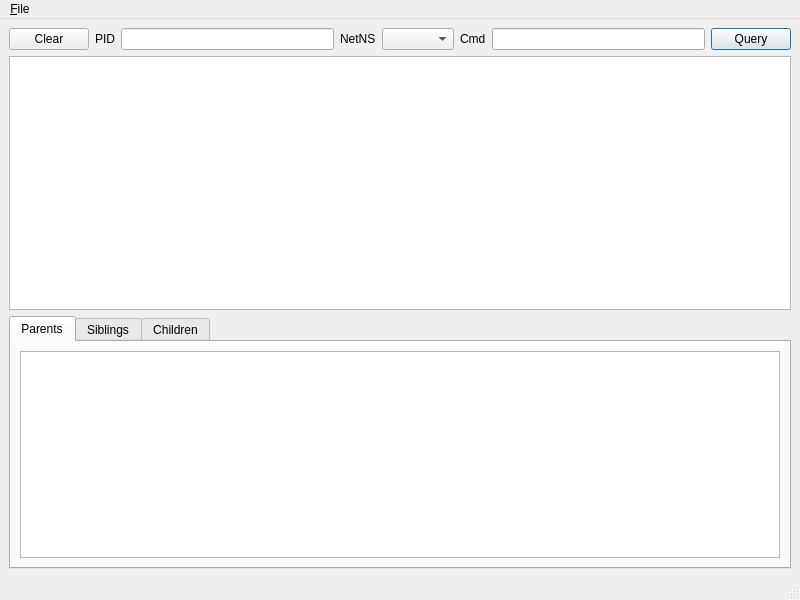
Above: gui/procwatch.ui from kellyjf/procwatch before the change. Below: the same form after it.
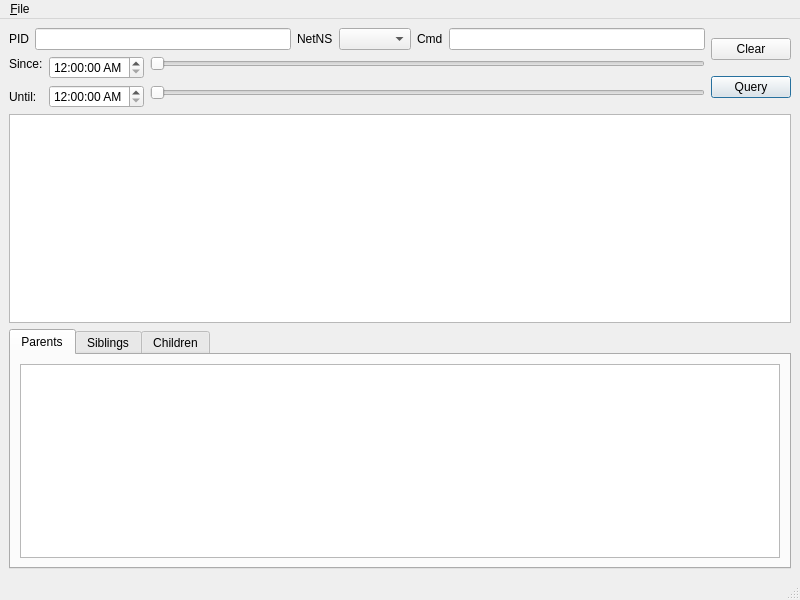
That is the form after the change. Custom widgets are drawn as their Qt base class.

Commit message: Filter controls

```diff
--- a/gui/procwatch.ui
+++ b/gui/procwatch.ui
@@ -17,16 +17,13 @@
    <string>Procwatch</string>
   </property>
   <widget class="QWidget" name="centralwidget">
-   <layout class="QVBoxLayout" name="verticalLayout">
+   <layout class="QVBoxLayout" name="verticalLayout_7">
+    <item>
+     <layout class="QHBoxLayout" name="horizontalLayout_2">
+      <item>
+       <layout class="QVBoxLayout" name="verticalLayout_6">
     <item>
      <layout class="QHBoxLayout" name="horizontalLayout">
-      <item>
-       <widget class="QPushButton" name="clearButton">
-        <property name="text">
-         <string>Clear</string>
-        </property>
-       </widget>
-      </item>
       <item>
        <widget class="QLabel" name="label">
         <property name="text">
@@ -66,6 +63,65 @@
       <item>
        <widget class="QLineEdit" name="filterLine"/>
       </item>
+         </layout>
+        </item>
+        <item>
+         <layout class="QGridLayout" name="gridLayout">
+          <item row="0" column="0">
+           <widget class="QLabel" name="label_4">
+            <property name="text">
+             <string>Since:</string>
+            </property>
+           </widget>
+          </item>
+          <item row="0" column="1" rowspan="2">
+           <widget class="QTimeEdit" name="sinceTime">
+            <property name="displayFormat">
+             <string>h:mm:ss AP</string>
+            </property>
+           </widget>
+          </item>
+          <item row="0" column="2">
+           <widget class="QSlider" name="sinceSlider">
+            <property name="orientation">
+             <enum>Qt::Horizontal</enum>
+            </property>
+           </widget>
+          </item>
+          <item row="1" column="2" rowspan="2">
+           <widget class="QSlider" name="untilSlider">
+            <property name="orientation">
+             <enum>Qt::Horizontal</enum>
+            </property>
+           </widget>
+          </item>
+          <item row="2" column="0">
+           <widget class="QLabel" name="label_5">
+            <property name="text">
+             <string>Until:</string>
+            </property>
+           </widget>
+          </item>
+          <item row="2" column="1">
+           <widget class="QTimeEdit" name="untilTime">
+            <property name="displayFormat">
+             <string>h:mm:ss AP</string>
+            </property>
+           </widget>
+          </item>
+         </layout>
+        </item>
+       </layout>
+      </item>
+      <item>
+       <layout class="QVBoxLayout" name="verticalLayout_5">
+        <item>
+         <widget class="QPushButton" name="clearButton">
+          <property name="text">
+           <string>Clear</string>
+          </property>
+         </widget>
+        </item>
       <item>
        <widget class="QPushButton" name="queryButton">
         <property name="text">
@@ -81,8 +137,12 @@
       </item>
      </layout>
     </item>
+     </layout>
+    </item>
     <item>
-     <widget class="DbTable" name="mainTable"/>
+     <layout class="QVBoxLayout" name="verticalLayout">
+      <item>
+       <widget class="DbTable" name="parentTable"/>
     </item>
     <item>
      <widget class="QTabWidget" name="relatedTab">
@@ -95,7 +155,7 @@
        </attribute>
        <layout class="QVBoxLayout" name="verticalLayout_2">
         <item>
-         <widget class="DbTable" name="parentTable"/>
+           <widget class="DbTable" name="mainTable"/>
         </item>
        </layout>
       </widget>
@@ -122,6 +182,8 @@
      </widget>
     </item>
    </layout>
+    </item>
+   </layout>
   </widget>
   <widget class="QMenuBar" name="menubar">
    <property name="geometry">
```
Left out of the diff: 13 changed lines with no effect on the pictures. Lines whose indentation alone changed are shown as unchanged. The commit also changes 2 other files.
